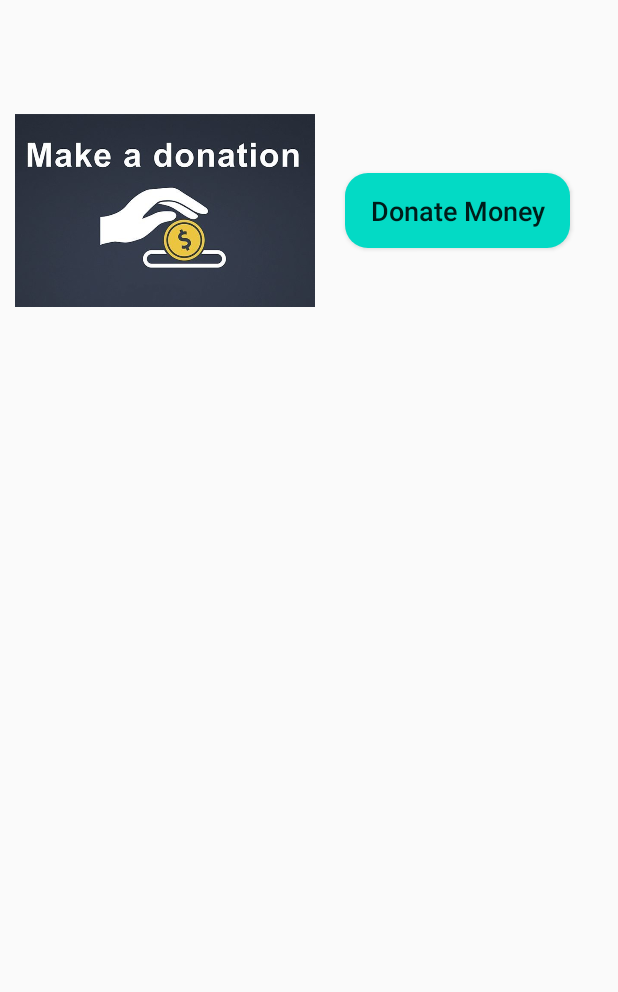
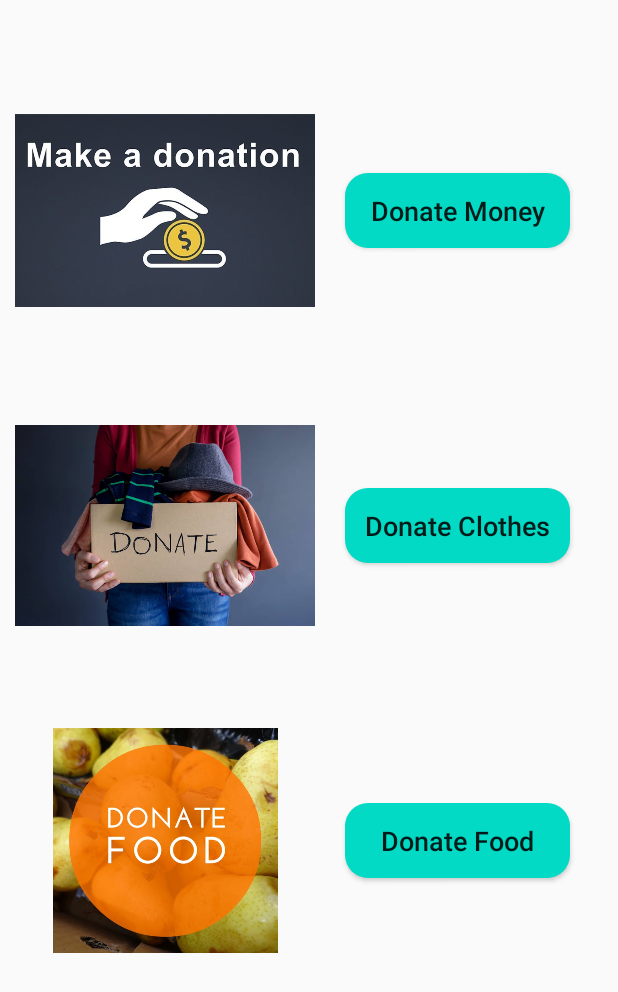
Before and after one commit to AnubhavWorld/YogdaanWork, an Android app: the donationActivity screen opened directly, with no data from a screen before it, on a phone screen of 412 x 824 dp. Shown: the top 992 px of the screen. Run offline under Robolectric (Android 15) with nearby library versions, the phone set to English and light mode, and no system bars.

Commit message:
donate food

```diff
--- a/app/src/main/AndroidManifest.xml
+++ b/app/src/main/AndroidManifest.xml
@@ -9,7 +9,9 @@
         android:roundIcon="@mipmap/ic_launcher_round"
         android:supportsRtl="true"
         android:theme="@style/AppTheme">
-        <activity android:name=".VolunteerActivity"></activity>
+        <activity android:name=".donateFoodActivity"></activity>
+        <activity android:name=".donateClothesActivity" />
+        <activity android:name=".VolunteerActivity" />
         <activity android:name=".paymentActivity" />
         <activity android:name=".donationActivity" />
         <activity android:name=".SignupActivity" />
--- a/app/src/main/java/com/example/yogdaan/donationActivity.java
+++ b/app/src/main/java/com/example/yogdaan/donationActivity.java
@@ -8,7 +8,7 @@ import android.view.View;
 import android.widget.Button;
 
 public class donationActivity extends AppCompatActivity {
-    private Button donateMoneyBtn;
+    private Button donateMoneyBtn,donateClothesBtn,donateFoodBtn;
 
     @Override
     protected void onCreate(Bundle savedInstanceState) {
@@ -16,6 +16,8 @@ public class donationActivity extends AppCompatActivity {
         setContentView(R.layout.activity_donation);
 
         donateMoneyBtn =(Button)findViewById(R.id.donate_money_btn);
+        donateClothesBtn =(Button)findViewById(R.id.donate_clothes_btn);
+        donateFoodBtn =(Button)findViewById(R.id.donate_food_btn);
 
         donateMoneyBtn.setOnClickListener(new View.OnClickListener() {
             @Override
@@ -24,5 +26,19 @@ public class donationActivity extends AppCompatActivity {
                 startActivity(intent);
             }
         });
+        donateClothesBtn.setOnClickListener(new View.OnClickListener() {
+            @Override
+            public void onClick(View v) {
+                Intent intent = new Intent(donationActivity.this,donateClothesActivity.class);
+                startActivity(intent);
+            }
+        });
+        donateFoodBtn.setOnClickListener(new View.OnClickListener() {
+            @Override
+            public void onClick(View v) {
+                Intent intent = new Intent(donationActivity.this,donateFoodActivity.class);
+                startActivity(intent);
+            }
+        });
     }
 }
--- a/app/src/main/res/layout/activity_donation.xml
+++ b/app/src/main/res/layout/activity_donation.xml
@@ -35,4 +35,66 @@
             />
     </LinearLayout>
 
+    <LinearLayout
+        android:id="@+id/l2"
+        android:layout_width="match_parent"
+        android:layout_height="200dp"
+        android:orientation="horizontal"
+        android:layout_below="@+id/l1"
+        android:layout_marginTop="10dp"
+        >
+        <ImageView
+            android:id="@+id/donate_clothes_image"
+            android:layout_width="200dp"
+            android:layout_height="150dp"
+            android:src="@drawable/donateclothes"
+            android:layout_marginLeft="10dp"
+            android:layout_marginTop="25dp"
+            />
+        <Button
+            android:id="@+id/donate_clothes_btn"
+            android:layout_width="150dp"
+            android:layout_height="50dp"
+            android:background="@drawable/buttons"
+            android:text="Donate Clothes"
+            android:textAllCaps="false"
+            android:textSize="18sp"
+            android:layout_marginLeft="20dp"
+            android:layout_marginRight="5dp"
+            android:layout_marginTop="75dp"
+            />
+    </LinearLayout>
+
+    <LinearLayout
+        android:id="@+id/l3"
+        android:layout_width="match_parent"
+        android:layout_height="200dp"
+        android:orientation="horizontal"
+        android:layout_below="@+id/l2"
+        android:layout_marginTop="10dp"
+        >
+        <ImageView
+            android:id="@+id/donate_food_image"
+            android:layout_width="200dp"
+            android:layout_height="150dp"
+            android:src="@drawable/donatefood"
+            android:layout_marginLeft="10dp"
+            android:layout_marginTop="25dp"
+            />
+        <Button
+            android:id="@+id/donate_food_btn"
+            android:layout_width="150dp"
+            android:layout_height="50dp"
+            android:background="@drawable/buttons"
+            android:text="Donate Food"
+            android:textAllCaps="false"
+            android:textSize="18sp"
+            android:layout_marginLeft="20dp"
+            android:layout_marginRight="5dp"
+            android:layout_marginTop="75dp"
+            />
+    </LinearLayout>
+
+
+
 </RelativeLayout>
```
Also changed, not shown: app/src/main/java/com/example/yogdaan/donateClothesActivity.java (added, +14 -0 lines), app/src/main/java/com/example/yogdaan/donateFoodActivity.java (added, +14 -0 lines), app/src/main/res/layout/activity_donate_clothes.xml (added, +16 -0 lines), app/src/main/res/layout/activity_donate_food.xml (added, +16 -0 lines), app/src/main/res/drawable/donateclothes.png (added), app/src/main/res/drawable/donatefood.png (added).
